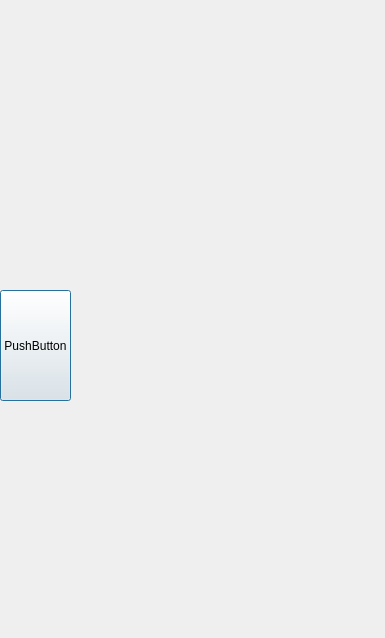
Old version of the form Resources/ui/iconlist.ui in the repository MariwanJ/Design456.
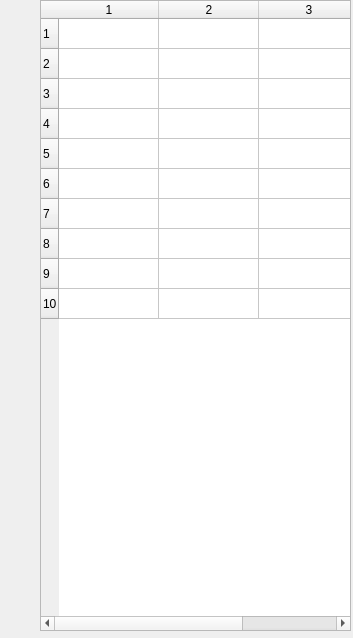
New version of the form. Icons and pictures are not drawn.

The edit to the form file:
```diff
--- a/Resources/ui/iconlist.ui
+++ b/Resources/ui/iconlist.ui
@@ -6,25 +6,73 @@
    <rect>
     <x>0</x>
     <y>0</y>
-    <width>385</width>
+    <width>353</width>
     <height>638</height>
    </rect>
   </property>
   <property name="windowTitle">
    <string>Dialog</string>
   </property>
-  <widget class="QPushButton" name="pushButton">
+  <widget class="QTableWidget" name="tableWidget">
    <property name="geometry">
     <rect>
-     <x>0</x>
-     <y>290</y>
-     <width>71</width>
-     <height>111</height>
+     <x>40</x>
+     <y>0</y>
+     <width>311</width>
+     <height>631</height>
     </rect>
    </property>
-   <property name="text">
-    <string>PushButton</string>
+   <property name="rowCount">
+    <number>10</number>
    </property>
+   <property name="columnCount">
+    <number>3</number>
+   </property>
+   <row/>
+   <row/>
+   <row/>
+   <row/>
+   <row/>
+   <row/>
+   <row/>
+   <row/>
+   <row/>
+   <row/>
+   <column/>
+   <column/>
+   <column/>
+   <item row="0" column="0">
+    <property name="text">
+     <string/>
+    </property>
+    <property name="font">
+     <font>
+      <pointsize>9</pointsize>
+     </font>
+    </property>
+    <property name="textAlignment">
+     <set>AlignCenter</set>
+    </property>
+    <property name="icon">
+     <iconset>
+      <normaloff>../images/Toolbars/Part_Box.png</normaloff>../images/Toolbars/Part_Box.png</iconset>
+    </property>
+   </item>
+   <item row="0" column="1">
+    <property name="text">
+     <string/>
+    </property>
+    <property name="icon">
+     <iconset>
+      <normaloff>../images/Toolbars/Part_Cylinder.png</normaloff>../images/Toolbars/Part_Cylinder.png</iconset>
+    </property>
+   </item>
+   <item row="0" column="2">
+    <property name="icon">
+     <iconset>
+      <normaloff>../images/Toolbars/Part_Cone.png</normaloff>../images/Toolbars/Part_Cone.png</iconset>
+    </property>
+   </item>
   </widget>
  </widget>
  <resources/>
```
